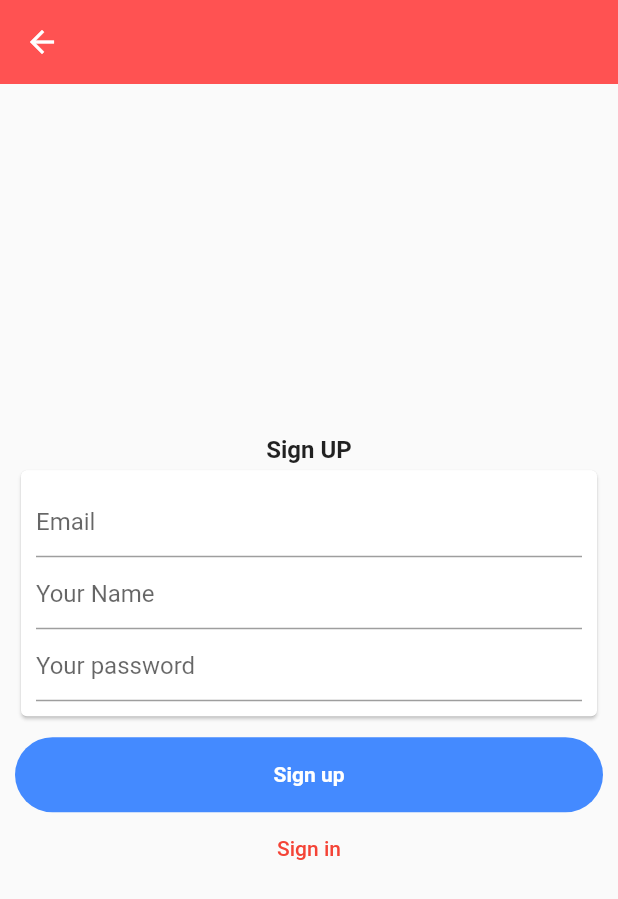
After one commit to raza11409652/flutter-food-order-app, a Flutter app: the SignUp screen opened directly, after a tap on "Sign in", after a tap on "Don't have account Sign up", on a phone screen of 412 x 824 dp. The commit adds this screen. Shown: the top 899 px of the screen. Run offline on Flutter 3.47's test engine with Material 2 defaults, Android fonts, the phone set to English and light mode, and no system bars; missing offline and left inert: upi_india.

Commit message:
Sign in page and singup page

```diff
--- a/lib/pages/signin_page.dart
+++ b/lib/pages/signin_page.dart
@@ -1,4 +1,5 @@
 import 'package:flutter/material.dart';
+import 'package:zeego/pages/signup_page.dart';
 
 class SignIn extends StatefulWidget {
   @override
@@ -83,6 +84,15 @@ class _SignInState extends State<SignIn> {
               onTap: (){
 
               },
+            ) ,
+            MaterialButton(padding: EdgeInsets.all(10.0),
+            onPressed: (){
+              Navigator.of(context).pushReplacement(
+                MaterialPageRoute(builder: (BuildContext ctx)=>SignUp())
+              );
+            },
+            textColor: Colors.redAccent,
+            child: Text("Don't have account Sign up"),
             )
 
           ],
--- /dev/null
+++ b/lib/pages/signup_page.dart
@@ -0,0 +1,85 @@
+import 'package:flutter/material.dart';
+import 'package:zeego/pages/signin_page.dart';
+class SignUp extends StatefulWidget {
+  @override
+  _SignUpState createState() => _SignUpState();
+}
+
+
+class _SignUpState extends State<SignUp> {
+  @override
+  Widget build(BuildContext context) {
+    return Scaffold(
+      appBar: AppBar(
+        elevation: 0.0,
+      ),
+      body: Padding(
+        padding: EdgeInsets.all(10.0),
+        child: Column(
+          mainAxisAlignment: MainAxisAlignment.center,
+          children: <Widget>[
+            Text("Sign UP" , style: TextStyle(fontSize: 16.0 , fontWeight: FontWeight.bold),),
+            Card(
+
+              child: Padding(
+                            padding: EdgeInsets.all(10.0),
+                              child: Column(
+                  children: <Widget>[
+                     TextFormField(
+                       keyboardType:TextInputType.emailAddress ,
+                       obscureText: false,
+                       decoration: InputDecoration(
+                         hintText: "Email" ,
+
+                       ),
+
+                     ),
+                     TextFormField(
+                       keyboardType: TextInputType.emailAddress,
+                       obscureText: false,
+                       decoration: InputDecoration(
+                         hintText: "Your Name" ,
+
+                       ),
+
+                     ) ,
+                     TextFormField(
+                       obscureText: true,
+                       decoration: InputDecoration(
+                         hintText: "Your password" ,
+
+                       ),
+
+                     ) ,
+
+                  ],
+                ),
+              ),
+            ) ,
+            SizedBox(height: 10.0,) ,
+            Container(
+
+              height: 50.0,
+              decoration: BoxDecoration(
+                color:Colors.blueAccent,
+                borderRadius: BorderRadius.circular(45.0)
+              ),
+              child: Center(child: Text("Sign up" , style: TextStyle(color: Colors.white  ,fontWeight: FontWeight.bold),)),
+
+            ) ,
+            MaterialButton(onPressed: (){
+              Navigator.of(context).pushReplacement(
+                MaterialPageRoute(builder: (BuildContext ctx)=>SignIn())
+              );
+            }  ,
+            child: Text("Sign in"),
+            textColor: Colors.red,
+            )
+
+
+          ],
+        ),
+      ),
+    );
+  }
+}
```
